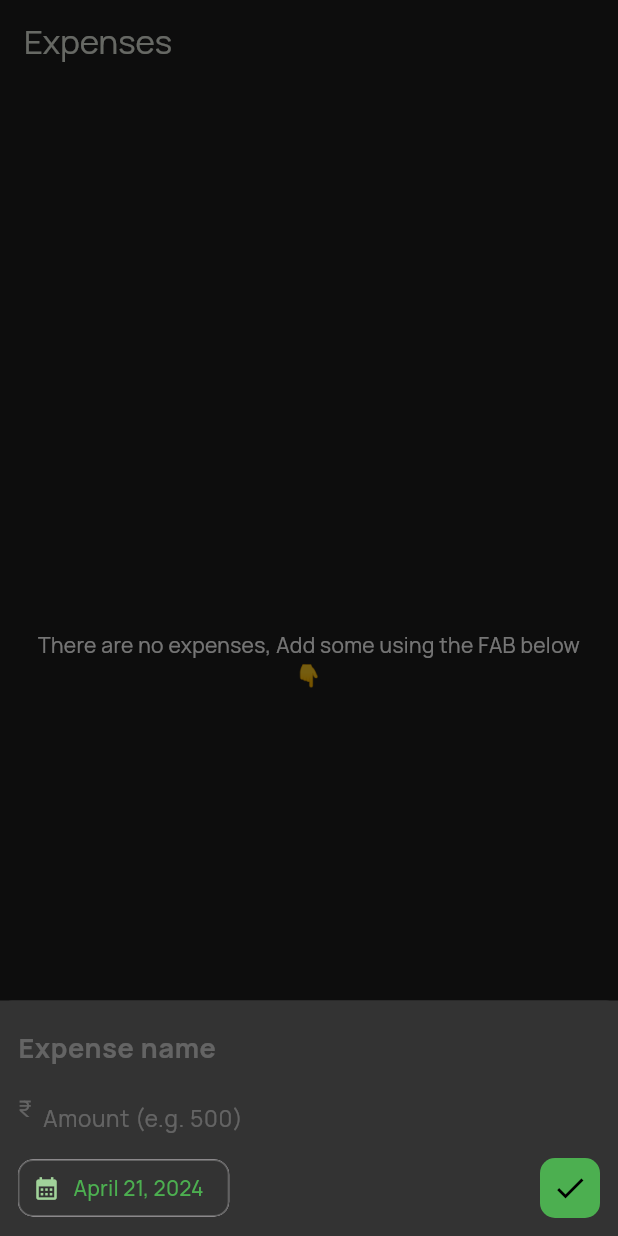
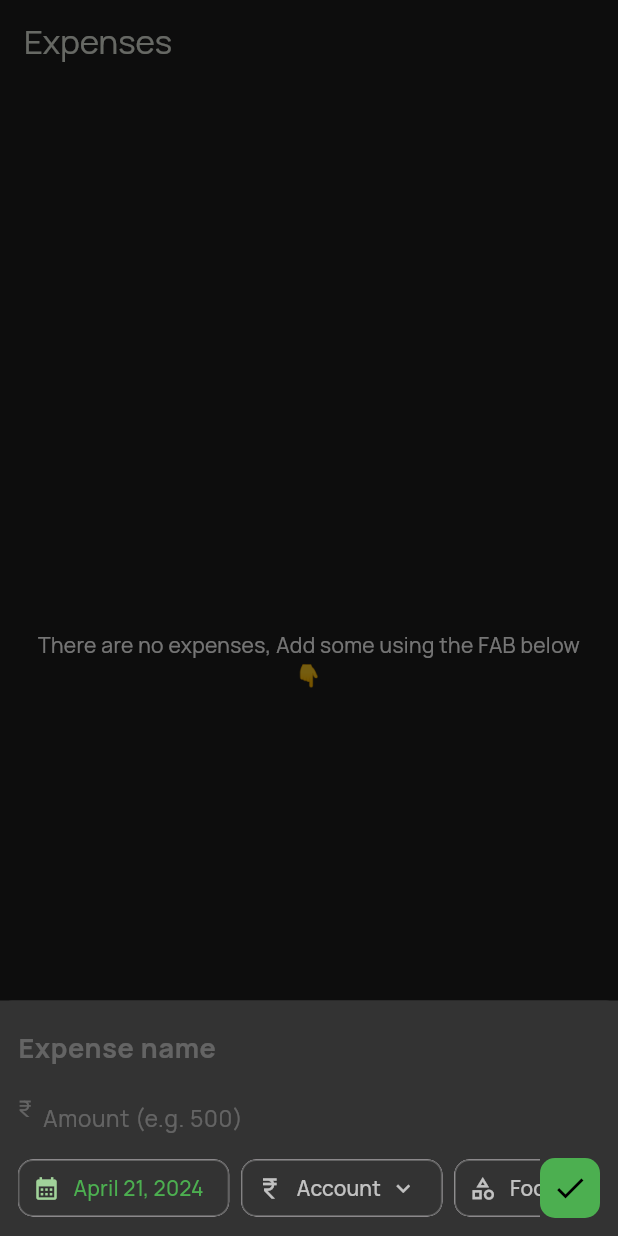
Before and after one commit to Navayuvan-SB/ipaidmoney, a Flutter app: the screen it shows after launch, after a tap on the "add" icon, on a phone screen of 412 x 824 dp. Run offline on Flutter 3.47's test engine with Material 3 defaults, Android fonts, the phone set to English and light mode, and no system bars; drawn by our look-alikes of flutter_form_builder; our stand-ins replace focus_detector_v2, isar; accounts and stored records are empty; generated files the repository leaves out were written again.

Commit message:
feat(expense): add category and paymentMethod

```diff
--- a/lib/models/expenses/expense-model.dart
+++ b/lib/models/expenses/expense-model.dart
@@ -1,6 +1,10 @@
 import 'package:isar/isar.dart';
 
 part 'expense-model.g.dart';
+
+enum ExpenseCategory { shopping, travel, food }
+
+enum PaymentMethod { credit, cash, account }
 
 @Collection()
 class Expense {
@@ -12,13 +16,25 @@ class Expense {
 
   DateTime date;
 
-  Expense(this.name, this.cost, this.date);
+  @Enumerated(EnumType.name)
+  ExpenseCategory category;
+
+  @Enumerated(EnumType.name)
+  PaymentMethod paymentMethod;
+
+  Expense(this.name, this.cost, this.date, this.category, this.paymentMethod);
 
   Map<String, dynamic> toMap() {
-    return {'name': name, 'cost': cost, 'date': date};
+    return {
+      'name': name,
+      'cost': cost,
+      'date': date,
+      'category': category.name,
+      'paymentMethod': paymentMethod.name
+    };
   }
 
   Expense clone() {
-    return Expense(name, cost, date);
+    return Expense(name, cost, date, category, paymentMethod);
   }
 }
--- /dev/null
+++ b/lib/utils/extentions.dart
@@ -0,0 +1,5 @@
+extension StringExtension on String {
+  String capitalize() {
+    return "${this[0].toUpperCase()}${this.substring(1).toLowerCase()}";
+  }
+}
--- /dev/null
+++ b/lib/widgets/defaults/default-chip-with-dropdown.dart
@@ -0,0 +1,96 @@
+import 'package:flutter/material.dart';
+import 'package:ipaidmoney/widgets/defaults/default-bottom-sheet.dart';
+
+class ChipWithDropdownPopup<T> extends StatefulWidget {
+  final T initialSelectedValue;
+  final List<T> options;
+  final String Function(T) renderLabel;
+  final Icon? icon;
+  final void Function(T)? onChanged;
+
+  const ChipWithDropdownPopup({
+    super.key,
+    required this.initialSelectedValue,
+    required this.options,
+    required this.renderLabel,
+    this.icon,
+    this.onChanged,
+  });
+
+  @override
+  _ChipWithDropdownPopupState<T> createState() =>
+      _ChipWithDropdownPopupState<T>();
+}
+
+class _ChipWithDropdownPopupState<T> extends State<ChipWithDropdownPopup<T>> {
+  late T _selectedValue;
+
+  @override
+  void initState() {
+    super.initState();
+    _selectedValue = widget.initialSelectedValue;
+  }
+
+  @override
+  Widget build(BuildContext context) {
+    return InputChip(
+      label: Row(
+        children: [
+          Text(
+            widget.renderLabel(_selectedValue),
+            style: const TextStyle(color: Colors.white70),
+          ),
+          const SizedBox(
+            width: 6,
+          ),
+          const Icon(
+            Icons.keyboard_arrow_down,
+            color: Colors.white70,
+            size: 18,
+          )
+        ],
+      ),
+      avatar: widget.icon,
+      shape: RoundedRectangleBorder(
+        side: const BorderSide(color: Colors.white12), // Outline color
+        borderRadius: BorderRadius.circular(10), // Border radius
+      ),
+      backgroundColor: Theme.of(context).dialogBackgroundColor,
+      onPressed: () {
+        _showDropdownPopup(context);
+      },
+    );
+  }
+
+  void _showDropdownPopup(BuildContext context) {
+    openDefaultBottomSheet(
+      context: context,
+      child: Container(
+        color: Theme.of(context).dialogBackgroundColor,
+        padding: const EdgeInsets.only(
+          bottom: 8,
+          top: 8,
+          left: 12,
+          right: 12,
+        ),
+        child: Column(
+          mainAxisSize: MainAxisSize.min,
+          children: widget.options.map((option) {
+            return ListTile(
+              title: Text(widget.renderLabel(option)),
+              onTap: () {
+                setState(() {
+                  _selectedValue = option as T;
+                });
+                Navigator.pop(context);
+                if (widget.onChanged != null) {
+                  widget.onChanged!(_selectedValue);
+                }
+              },
+            );
+          }).toList(),
+        ),
+      ),
+    );
+  }
+}
--- a/lib/widgets/expenses/add-edit-expense-form.dart
+++ b/lib/widgets/expenses/add-edit-expense-form.dart
@@ -1,11 +1,15 @@
+import 'dart:ui';
+
+import 'package:flutter/cupertino.dart';
 import 'package:flutter/material.dart';
-import 'package:flutter/services.dart';
+import 'package:flutter/widgets.dart';
 import 'package:flutter_form_builder/flutter_form_builder.dart';
 import 'package:focus_detector_v2/focus_detector_v2.dart';
 import 'package:intl/intl.dart';
 import 'package:ipaidmoney/models/expenses/expense-model.dart';
 import 'package:ipaidmoney/models/init.dart';
-import 'package:flutter/services.dart' as FlutterService;
+import 'package:ipaidmoney/utils/extentions.dart';
+import 'package:ipaidmoney/widgets/defaults/default-chip-with-dropdown.dart';
 
 class AddEditExpenseForm extends StatefulWidget {
   final Expense? expense;
@@ -17,14 +21,15 @@ class AddEditExpenseForm extends StatefulWidget {
 
 class _AddEditExpenseFormState extends State<AddEditExpenseForm> {
   final _formKey = GlobalKey<FormBuilderState>();
-  Expense expense = Expense('', 0.0, DateTime.now());
+  Expense expense =
+      Expense('', 0.0, DateTime.now(), ExpenseCategory.food, PaymentMethod.account);
   final FocusNode _focusNode = FocusNode();
 
   @override
   void initState() {
     super.initState();
     setState(() {
-      expense = widget.expense ?? Expense('', 0.0, DateTime.now());
+      expense = widget.expense ?? expense;
     });
   }
 
@@ -86,6 +91,7 @@ class _AddEditExpenseFormState extends State<AddEditExpenseForm> {
           left: 12,
           right: 12,
         ),
+        width: double.maxFinite,
         child: FormBuilder(
           key: _formKey,
           child: Column(
@@ -159,7 +165,11 @@ class _AddEditExpenseFormState extends State<AddEditExpenseForm> {
                 height: 10,
               ),
               Row(
-                mainAxisAlignment: MainAxisAlignment.spaceBetween,
+                children: [
+                  Expanded(
+                    child: SingleChildScrollView(
+                      scrollDirection: Axis.horizontal,
+                      child: Row(
                         children: [
                           InkWell(
                             onTap: () {
@@ -167,7 +177,8 @@ class _AddEditExpenseFormState extends State<AddEditExpenseForm> {
                             },
                             child: Chip(
                               label: Text(
-                        DateFormat('MMMM dd, yyyy').format(expense.date),
+                                DateFormat('MMMM dd, yyyy')
+                                    .format(expense.date),
                                 style: const TextStyle(color: Colors.green),
                               ),
                               shape: RoundedRectangleBorder(
@@ -177,7 +188,49 @@ class _AddEditExpenseFormState extends State<AddEditExpenseForm> {
                                     BorderRadius.circular(10), // Border radius
                               ),
                               avatar: const Icon(Icons.calendar_month),
-                      backgroundColor: Theme.of(context).dialogBackgroundColor,
+                              backgroundColor:
+                                  Theme.of(context).dialogBackgroundColor,
+                            ),
+                          ),
+                          const SizedBox(
+                            width: 8,
+                          ),
+                          ChipWithDropdownPopup<PaymentMethod>(
+                            initialSelectedValue: expense.paymentMethod,
+                            options: PaymentMethod.values,
+                            icon: const Icon(
+                              Icons.currency_rupee,
+                              color: Colors.white70,
+                            ),
+                            renderLabel: (paymentMethod) {
+                              return paymentMethod.name.capitalize();
+                            },
+                            onChanged: (paymentMethod) {
+                              expense.paymentMethod = paymentMethod;
+                            },
+                          ),
+                          const SizedBox(
+                            width: 8,
+                          ),
+                          ChipWithDropdownPopup<ExpenseCategory>(
+                            initialSelectedValue: expense.category,
+                            options: ExpenseCategory.values,
+                            icon: const Icon(
+                              Icons.category_outlined,
+                              color: Colors.white70,
+                            ),
+                            renderLabel: (category) {
+                              return category.name.capitalize();
+                            },
+                            onChanged: (expenseCategory) {
+                              expense.category = expenseCategory;
+                            },
+                          ),
+                          const SizedBox(
+                            width: 12,
+                          ),
+                        ],
+                      ),
                     ),
                   ),
                   Container(
```
Also changed, not shown: lib/models/expenses/expense-model.g.dart. Lines whose indentation alone changed are shown as unchanged.
